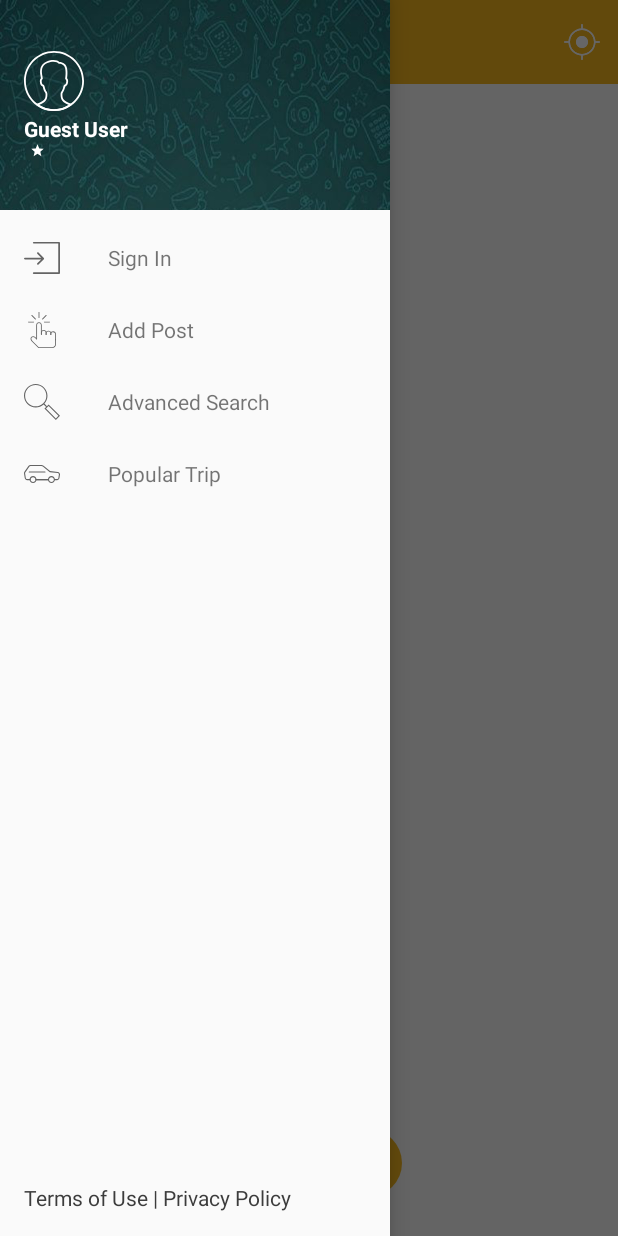
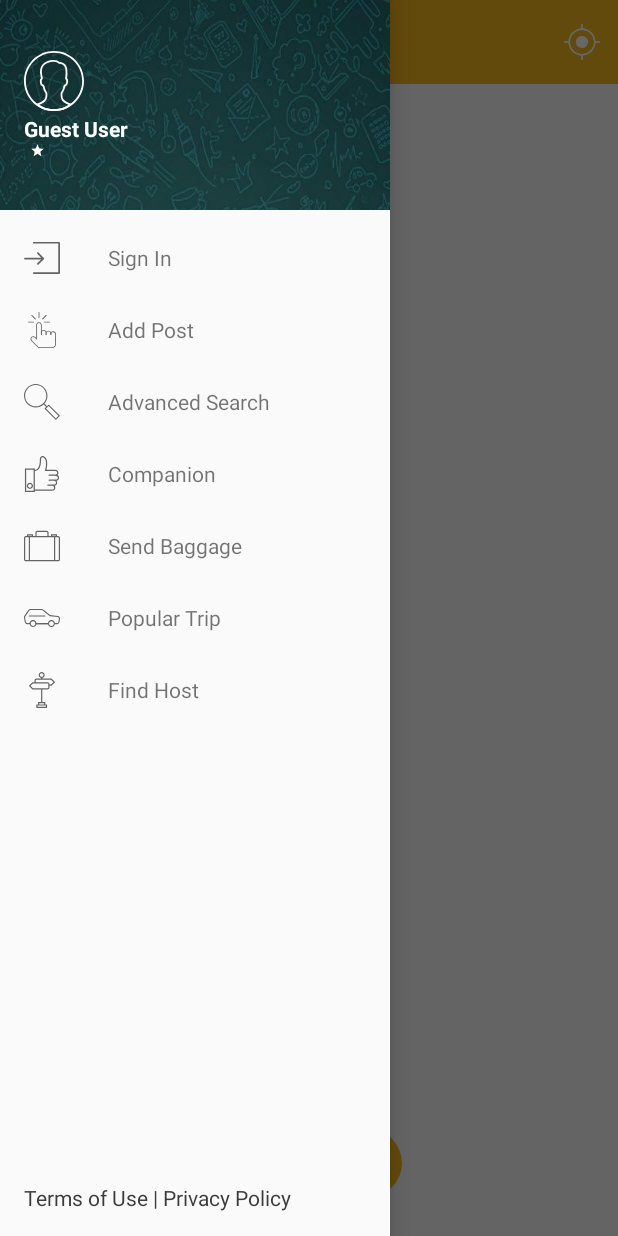
Before and after one commit to saimtreloy/AskRamblerNew, an Android app: the HomeActivity screen opened directly, with no data from a screen before it, with the side drawer open, on a phone screen of 412 x 824 dp. Run offline under Robolectric (Android 15) with nearby library versions, the phone set to English and light mode, and no system bars; our stand-ins replace Volley; libraries missing offline, so code that uses them is left out: com.awesomedialog.blennersilva, com.facebook, com.facebook.login; network calls fail; pictures from the network do not load; 2 statements that could not run were skipped.

Commit message:
2017-12-23 01:08:59

```diff
--- a/app/src/main/java/saim/com/askrambler/Activity/LoginActivity.java
+++ b/app/src/main/java/saim/com/askrambler/Activity/LoginActivity.java
@@ -630,6 +630,8 @@ public class LoginActivity extends AppCompatActivity implements GoogleApiClient.
                                 Splash.server_date = jsonObjectList.getString("server_date");
                                 Splash.rate = jsonObjectList.getString("rate");
 
+                                Log.d("SAIM RATE ", Splash.rate);
+
                                 new SharedPrefDatabase(getApplicationContext()).StoreLogin("Yes");
                                 new SharedPrefDatabase(getApplicationContext()).StoreSocialLogin(true);
                                 new SharedPrefDatabase(getApplicationContext()).StoreUserEmail(email);
--- a/app/src/main/java/saim/com/askrambler/Activity/MapsActivity.java
+++ b/app/src/main/java/saim/com/askrambler/Activity/MapsActivity.java
@@ -123,7 +123,7 @@ public class MapsActivity extends AppCompatActivity implements OnMapReadyCallbac
                 String postTitle = Splash.modelLocationList.get(i).getUserName();
                 String postMessage = Splash.modelLocationList.get(i).getIsType();
 
-                Drawable dHost = getResources().getDrawable(R.drawable.ic_map_host);
+                Drawable dHost = getResources().getDrawable(R.drawable.ic_host_map);
                 BitmapDescriptor markerIcon = getMarkerIconFromDrawable(dHost);
 
                 myMarker = mMap.addMarker(new MarkerOptions().position(latLng).title(postTitle).snippet(postMessage).icon(markerIcon));
--- a/app/src/main/java/saim/com/askrambler/Activity/Splash.java
+++ b/app/src/main/java/saim/com/askrambler/Activity/Splash.java
@@ -48,7 +48,6 @@ public class Splash extends AppCompatActivity {
     protected void onCreate(Bundle savedInstanceState) {
         super.onCreate(savedInstanceState);
         setContentView(R.layout.activity_splash);
-
 
         try {
             PackageInfo info = getPackageManager().getPackageInfo("saim.com.askrambler", PackageManager.GET_SIGNATURES);
--- /dev/null
+++ b/app/src/main/res/drawable/ic_companion.xml
@@ -0,0 +1,5 @@
+<vector android:height="24dp" android:viewportHeight="58.0"
+    android:viewportWidth="58.0" android:width="24dp" xmlns:android="http://schemas.android.com/apk/res/android">
+    <path android:fillColor="#FF000000" android:pathData="M9.5,43c-2.76,0 -5,2.24 -5,5s2.24,5 5,5s5,-2.24 5,-5S12.26,43 9.5,43zM9.5,51c-1.65,0 -3,-1.35 -3,-3s1.35,-3 3,-3s3,1.35 3,3S11.15,51 9.5,51z"/>
+    <path android:fillColor="#FF000000" android:pathData="M56.5,35c0,-2.49 -1.38,-3.66 -2.71,-4.23C54.83,29.85 55.5,28.5 55.5,27c0,-2.76 -2.24,-5 -5,-5H36.13l0.73,-3.41c0.97,-4.55 0.33,-9.72 0.12,-11.19C36.46,3.91 33.37,0 30.01,0h-0.24C28.18,0 25.5,0.91 25.5,7c0,8.02 -2,11.69 -3.68,13.36c-1.65,1.63 -3.23,1.62 -3.32,1.64h-1v-2h-16v38h16v-2h28c2.76,0 5,-2.24 5,-5c0,-1.16 -0.4,-2.24 -1.07,-3.09C51.74,47.48 53.5,45.44 53.5,43c0,-1.16 -0.4,-2.24 -1.07,-3.09C54.74,39.48 56.5,37.44 56.5,35zM3.5,56V22h12v34H3.5zM51.5,38h-3h-8c-0.55,0 -1,0.45 -1,1s0.45,1 1,1h8c1.65,0 3,1.35 3,3s-1.35,3 -3,3h-2h-1h-7c-0.55,0 -1,0.45 -1,1s0.45,1 1,1h7c1.65,0 3,1.35 3,3s-1.35,3 -3,3h-28V24l0.97,-0c0.1,0.02 2.42,0.05 4.68,-2.14C26.04,19.06 27.5,14.06 27.5,7c0,-1.87 0.29,-5 2.27,-5h0.24C32.24,2 34.62,5.13 35,7.69c0.21,1.39 0.81,6.26 -0.09,10.48L33.66,24H50.5c1.65,0 3,1.35 3,3s-1.35,3 -3,3h-2h-1h-7c-0.55,0 -1,0.45 -1,1s0.45,1 1,1h7c0.88,0 2.83,0.04 3.85,0.19C53.97,32.58 54.5,33.6 54.5,35C54.5,36.65 53.15,38 51.5,38z"/>
+</vector>
--- /dev/null
+++ b/app/src/main/res/drawable/ic_host_nav.xml
@@ -0,0 +1,4 @@
+<vector android:height="24dp" android:viewportHeight="60.0"
+    android:viewportWidth="60.0" android:width="24dp" xmlns:android="http://schemas.android.com/apk/res/android">
+    <path android:fillColor="#FF000000" android:pathData="M51.91,17l-6,-6H30.5V9.9c2.28,-0.47 4,-2.48 4,-4.9c0,-2.76 -2.24,-5 -5,-5s-5,2.24 -5,5c0,2.41 1.72,4.43 4,4.9V11h-7.86c-1.73,0 -3.14,1.41 -3.14,3.14V17h-3.41l-6,6l6,6H28.5v21h-5v4h-3v6h18v-6h-3v-4h-5V29h8.86c1.73,0 3.14,-1.41 3.14,-3.14V23h3.41L51.91,17zM26.5,5c0,-1.65 1.35,-3 3,-3s3,1.35 3,3s-1.35,3 -3,3S26.5,6.65 26.5,5zM36.5,56v2h-14v-2h1h12H36.5zM33.5,54h-8v-2h8V54zM40.5,25.86c0,0.63 -0.51,1.14 -1.14,1.14H14.91l-4,-4l4,-4H17.5h21.86c0.63,0 1.14,0.51 1.14,1.14V23V25.86zM42.5,21v-0.86c0,-1.73 -1.41,-3.14 -3.14,-3.14H19.5v-2.86c0,-0.63 0.51,-1.14 1.14,-1.14h24.44l4,4l-4,4H42.5z"/>
+</vector>
--- /dev/null
+++ b/app/src/main/res/drawable/ic_send_baggage.xml
@@ -0,0 +1,4 @@
+<vector android:height="24dp" android:viewportHeight="60.0"
+    android:viewportWidth="60.0" android:width="24dp" xmlns:android="http://schemas.android.com/apk/res/android">
+    <path android:fillColor="#FF000000" android:pathData="M56.99,13.5H55v-3H45v3h-4V7.71C41,5.94 39.56,4.5 37.79,4.5H22.21C20.44,4.5 19,5.94 19,7.71V13.5h-4v-3H5v3H3.01C1.35,13.5 0,14.85 0,16.51v35.98c0,1.66 1.35,3.01 3.01,3.01h53.98c1.66,0 3.01,-1.35 3.01,-3.01V16.51C60,14.85 58.65,13.5 56.99,13.5zM47,12.5h6v1h-6V12.5zM21,7.71C21,7.04 21.54,6.5 22.21,6.5h15.59C38.46,6.5 39,7.04 39,7.71V13.5H21V7.71zM19,15.5h22h4h5v38H10v-38h5H19zM7,12.5h6v1H7V12.5zM2,52.49V16.51c0,-0.56 0.45,-1.01 1.01,-1.01H5h3v38H3.01C2.45,53.5 2,53.05 2,52.49zM58,52.49c0,0.56 -0.45,1.01 -1.01,1.01H52v-38h3h1.99c0.56,0 1.01,0.45 1.01,1.01V52.49z"/>
+</vector>
--- a/app/src/main/res/layout/drawer_header.xml
+++ b/app/src/main/res/layout/drawer_header.xml
@@ -63,7 +63,7 @@
                     android:gravity="center"
                     android:textColor="#FFF"
                     android:textSize="14sp"
-                    android:text="4.60"/>
+                    android:text="0.0"/>
                 <ImageView
                     android:layout_width="10dp"
                     android:layout_height="10dp"
--- a/app/src/main/res/menu/item_menu.xml
+++ b/app/src/main/res/menu/item_menu.xml
@@ -18,7 +18,19 @@
         android:icon="@drawable/ic_search"
         android:title="Advanced Search" />
     <item
+        android:id="@+id/btnMenuCompanion"
+        android:icon="@drawable/ic_companion"
+        android:title="Companion" />
+    <item
+        android:id="@+id/btnMenuSendBaggage"
+        android:icon="@drawable/ic_send_baggage"
+        android:title="Send Baggage" />
+    <item
         android:id="@+id/btnMenuPopularTrip"
         android:icon="@drawable/ic_popular_trip"
         android:title="Popular Trip" />
+    <item
+        android:id="@+id/btnMenuHost"
+        android:icon="@drawable/ic_host_nav"
+        android:title="Find Host" />
 </menu>
```
Also changed, not shown: app/src/main/java/saim/com/askrambler/Activity/HomeActivity.java (+10 -1 lines), app/src/main/java/saim/com/askrambler/Activity/PopularTrip.java (+21 -5 lines), app/src/main/res/drawable/ic_host.xml (+4 -3 lines), app/src/main/res/drawable/ic_host_map.xml (added, +12 -0 lines), 1 other file.
